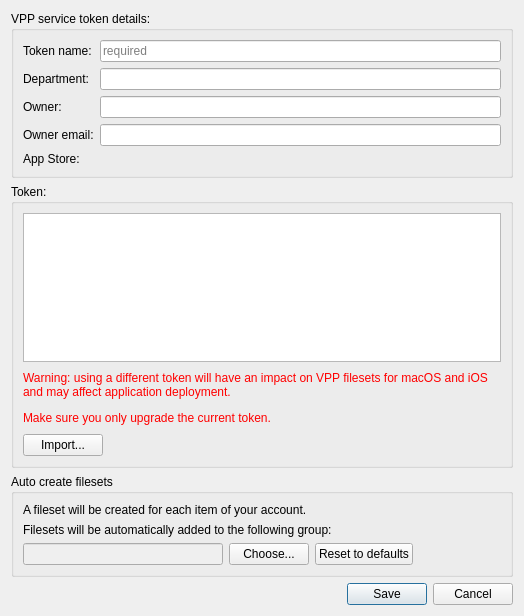
First picture: the form in FWAdminLib/vppv2/VPPServiceTokenDlg.ui, repository fw-dev/translations, before the edit.
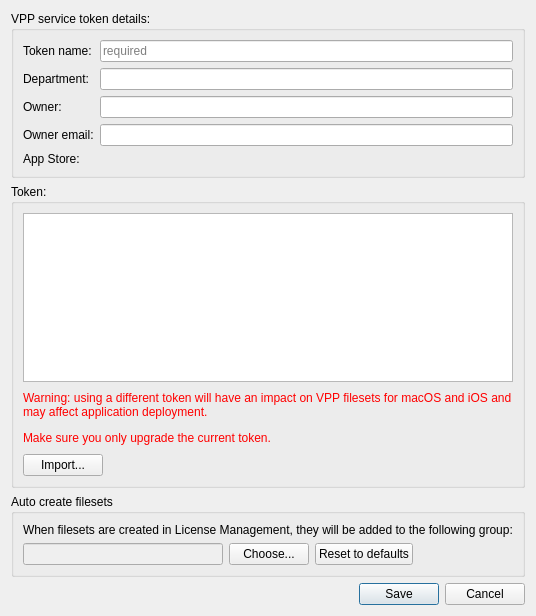
Second picture: the form after the edit. Custom widgets are drawn as their Qt base class.

What changed in the file:
```diff
--- a/FWAdminLib/vppv2/VPPServiceTokenDlg.ui
+++ b/FWAdminLib/vppv2/VPPServiceTokenDlg.ui
@@ -6,7 +6,7 @@
    <rect>
     <x>0</x>
     <y>0</y>
-    <width>524</width>
+    <width>536</width>
     <height>616</height>
    </rect>
   </property>
@@ -197,17 +197,13 @@
           <string>Auto create filesets</string>
          </property>
          <layout class="QVBoxLayout" name="verticalLayout_3">
-          <item>
-           <widget class="QLabel" name="label">
-            <property name="text">
-             <string>A fileset will be created for each item of your account.</string>
-            </property>
-           </widget>
-          </item>
           <item>
            <widget class="QLabel" name="label_2">
             <property name="text">
-             <string>Filesets will be automatically added to the following group:</string>
+             <string>When filesets are created in License Management, they will be added to the following group: </string>
+            </property>
+            <property name="wordWrap">
+             <bool>true</bool>
             </property>
            </widget>
           </item>
```
Left out of the diff: 2 changed lines with no effect on the pictures.
